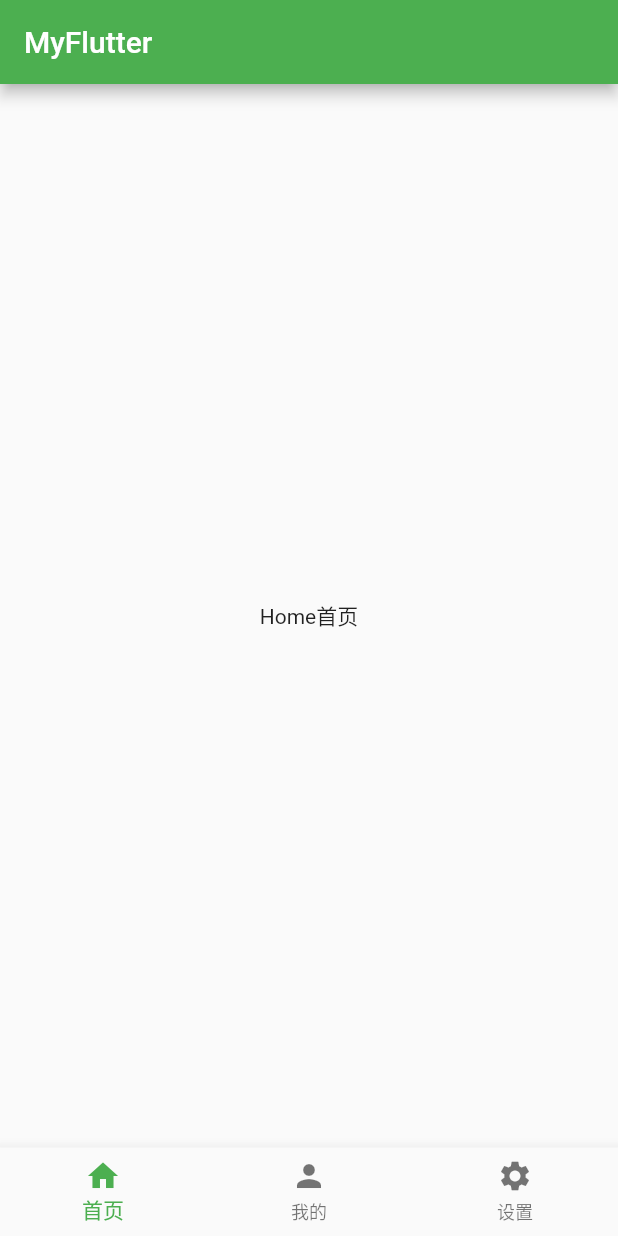
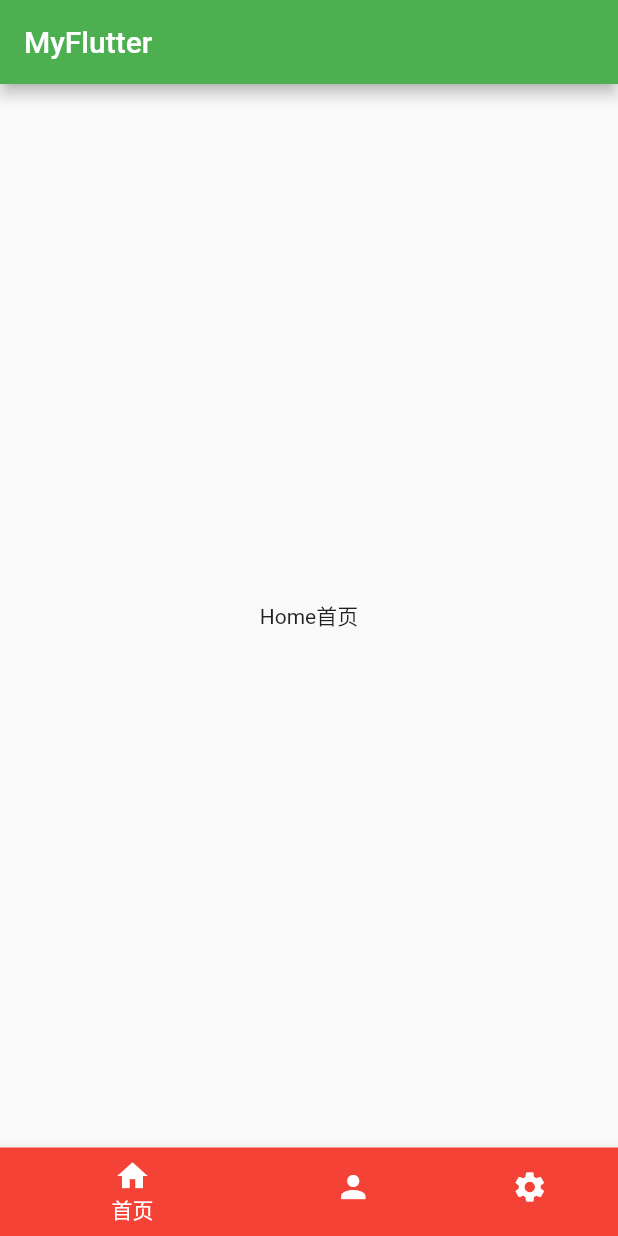
Before and after one commit to changshuai7/flutter_app_demo, a Flutter app: the screen it shows after launch, on a phone screen of 412 x 824 dp. Run offline on Flutter 3.47's test engine with Material 2 defaults, Android fonts, the phone set to English and light mode, and no system bars.

Commit message:
bottomNavigationBar 代码修改

```diff
--- a/lib/widget/tab_app_demo.dart
+++ b/lib/widget/tab_app_demo.dart
@@ -9,10 +9,9 @@ class _TabAppDemoState extends State<TabAppDemo> {
   int _currentIndex = 0;
   List<Widget> _pageList = [TabHome(), TabMine(), TabSetting()];
   List<BottomNavigationBarItem> _barList = [
-    BottomNavigationBarItem(icon: Icon(Icons.home), title: Text("首页")),
-    BottomNavigationBarItem(icon: Icon(Icons.person), title: Text("我的")),
-    BottomNavigationBarItem(icon: Icon(Icons.settings), title: Text("设置")),
-
+    BottomNavigationBarItem(icon: Icon(Icons.home), title: Text("首页"), backgroundColor: Colors.red),
+    BottomNavigationBarItem(icon: Icon(Icons.person), title: Text("我的"), backgroundColor: Colors.blue),
+    BottomNavigationBarItem(icon: Icon(Icons.settings), title: Text("设置"), backgroundColor: Colors.green),
   ];
 
   @override
@@ -25,6 +24,7 @@ class _TabAppDemoState extends State<TabAppDemo> {
         body: this._pageList[_currentIndex],
         bottomNavigationBar: BottomNavigationBar(
           currentIndex: _currentIndex,
+          type: BottomNavigationBarType.shifting,
           items: _barList,
           onTap: (index) {
             setState(() {
```
